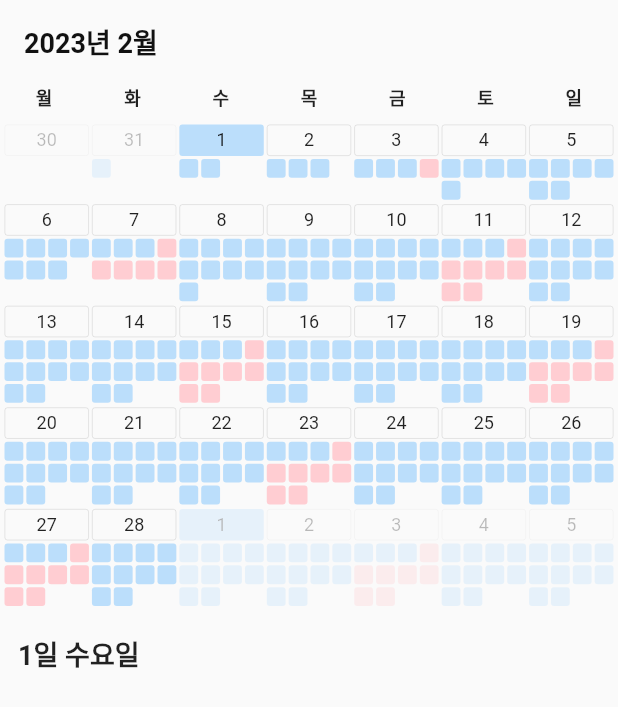
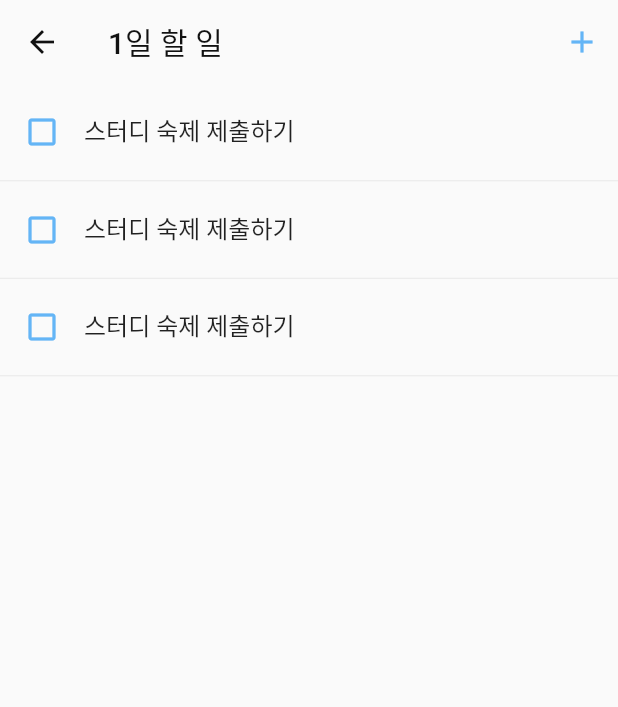
Before and after one commit to oh-jinsu/todo_calendar, a Flutter app: the screen it shows after launch, after a tap on an icon or button, on a phone screen of 412 x 824 dp. Shown: the top 707 px of the screen. Run offline on Flutter 3.47's test engine with Material 2 defaults, Android fonts, the phone set to English and light mode, and no system bars; our stand-ins replace sqflite; accounts and stored records are empty.

Commit message:
Add the list page

```diff
--- a/lib/main.dart
+++ b/lib/main.dart
@@ -21,9 +21,9 @@ class MyApp extends StatelessWidget {
       home: const HomePage(),
       theme: ThemeData(
         colorScheme: const ColorScheme.light(
-          primary: ColorTheme.primary,
+          primary: Color(0xFFBBDEFB),
           onPrimary: Colors.white,
-          secondary: ColorTheme.primary,
+          secondary: Color(0xFFBBDEFB),
           onSecondary: Colors.white,
           background: ColorTheme.surface,
           onBackground: ColorTheme.body,
@@ -41,7 +41,11 @@ class MyApp extends StatelessWidget {
             color: ColorTheme.body,
           ),
         ),
-        textTheme: const TextTheme().apply(
+        textTheme: const TextTheme(
+          bodyMedium: TextStyle(
+            fontSize: 16.0,
+          ),
+        ).apply(
           bodyColor: ColorTheme.body,
         ),
         iconTheme: const IconThemeData(
--- a/lib/pages/home.dart
+++ b/lib/pages/home.dart
@@ -1,11 +1,10 @@
 import 'dart:math';
 
 import 'package:flutter/material.dart';
+import 'package:todo/pages/list.dart';
 import 'package:todo/widgets/calendar.dart';
 import 'package:todo/widgets/calendar_cell.dart';
 import 'package:todo/widgets/calendar_header.dart';
-
-import '../functions/date.dart';
 
 class HomePage extends StatefulWidget {
   const HomePage({super.key});
@@ -25,24 +24,14 @@ class _HomePageState extends State<HomePage> {
   Widget build(BuildContext context) {
     return Scaffold(
       appBar: AppBar(
-        centerTitle: false,
         title: Text(
           "${year.toString()}년 ${month.toString()}월",
-          style: const TextStyle(
-            fontSize: 18.0,
-            fontWeight: FontWeight.bold,
-          ),
         ),
       ),
       body: Column(
         children: [
           const CalendarHeader(),
-          Flexible(
-            child: ConstrainedBox(
-              constraints: BoxConstraints(
-                maxHeight: MediaQuery.of(context).size.height * 0.4,
-              ),
-              child: SingleChildScrollView(
+          Padding(
             padding: const EdgeInsets.symmetric(horizontal: 2.0),
             child: Calendar(
               year: year,
@@ -59,6 +48,33 @@ class _HomePageState extends State<HomePage> {
                     setState(() {
                       selectedDate = date;
                     });
+
+                    // showModalBottomSheet(
+                    //   context: context,
+                    //   builder: (context) {
+                    //     return ListPage(
+                    //       year: date.year,
+                    //       month: date.month,
+                    //       day: date.day,
+                    //     );
+                    //   },
+                    //   // isScrollControlled: true,
+                    //   barrierColor: Colors.black.withOpacity(.2),
+                    //   clipBehavior: Clip.hardEdge,
+                    //   shape: RoundedRectangleBorder(
+                    //     borderRadius: BorderRadius.circular(20.0),
+                    //   ),
+                    // );
+
+                    Navigator.of(context).push(
+                      MaterialPageRoute(
+                        builder: (context) => ListPage(
+                          year: date.year,
+                          month: date.month,
+                          day: date.day,
+                        ),
+                      ),
+                    );
                   },
                   children: [
                     for (int i = 0; i < min(index, 10); i++)
@@ -66,8 +82,8 @@ class _HomePageState extends State<HomePage> {
                         decoration: BoxDecoration(
                           borderRadius: BorderRadius.circular(2.0),
                           color: i >= 3 && index % 4 == 0
-                                  ? Colors.red[100]
-                                  : Colors.blue[100],
+                              ? const Color(0xFFFFCDD2)
+                              : const Color(0xFFBBDEFB),
                         ),
                       )
                   ],
@@ -75,25 +91,6 @@ class _HomePageState extends State<HomePage> {
               },
             ),
           ),
-            ),
-          ),
-          Expanded(
-            child: Padding(
-              padding: const EdgeInsets.fromLTRB(12.0, 16.0, 12.0, 0.0),
-              child: Column(
-                crossAxisAlignment: CrossAxisAlignment.stretch,
-                children: [
-                  Text(
-                    "${selectedDate.day.toString()}일 ${formatWeekDay(selectedDate.weekday)}요일",
-                    style: const TextStyle(
-                      fontSize: 18.0,
-                      fontWeight: FontWeight.bold,
-                    ),
-                  ),
-                ],
-              ),
-            ),
-          )
         ],
       ),
     );
--- /dev/null
+++ b/lib/pages/list.dart
@@ -0,0 +1,43 @@
+import 'package:flutter/material.dart';
+import 'package:todo/theme/color.dart';
+import 'package:todo/widgets/todo_row.dart';
+
+class ListPage extends StatelessWidget {
+  final int year;
+  final int month;
+  final int day;
+
+  const ListPage({
+    super.key,
+    required this.year,
+    required this.month,
+    required this.day,
+  });
+
+  @override
+  Widget build(BuildContext context) {
+    return Scaffold(
+      appBar: AppBar(
+        title: Text("$day일 할 일"),
+        actions: [
+          IconButton(
+            onPressed: () {},
+            icon: const Icon(
+              Icons.add,
+              color: ColorTheme.primary,
+            ),
+          )
+        ],
+      ),
+      body: ReorderableListView(
+        // padding: const EdgeInsets.symmetric(vertical: 16.0),
+        onReorder: (o, i) {},
+        children: [
+          const TodoRow(key: Key("1"), initialValue: "스터디 숙제 제출하기"),
+          const TodoRow(key: Key("2"), initialValue: "스터디 숙제 제출하기"),
+          const TodoRow(key: Key("3"), initialValue: "스터디 숙제 제출하기"),
+        ],
+      ),
+    );
+  }
+}
--- a/lib/theme/color.dart
+++ b/lib/theme/color.dart
@@ -1,7 +1,7 @@
 import 'package:flutter/material.dart';
 
 class ColorTheme {
-  static const primary = Colors.blueAccent;
+  static const primary = Color(0xFF64B5F6);
 
   static const surface = Colors.white;
 
--- /dev/null
+++ b/lib/widgets/todo_row.dart
@@ -0,0 +1,48 @@
+import 'package:flutter/material.dart';
+import 'package:todo/theme/color.dart';
+
+class TodoRow extends StatelessWidget {
+  final FocusNode? focusNode;
+  final void Function(String)? onChanged;
+  final String initialValue;
+
+  const TodoRow({
+    super.key,
+    required this.initialValue,
+    this.focusNode,
+    this.onChanged,
+  });
+
+  @override
+  Widget build(BuildContext context) {
+    return Column(
+      children: [
+        SizedBox(
+          height: 64.0,
+          child: Row(
+            children: [
+              const Padding(
+                padding: EdgeInsets.symmetric(horizontal: 16.0),
+                child: Icon(
+                  Icons.check_box_outline_blank,
+                  color: ColorTheme.primary,
+                ),
+              ),
+              Expanded(
+                child: TextFormField(
+                  focusNode: focusNode,
+                  onChanged: onChanged,
+                  initialValue: initialValue,
+                  decoration: const InputDecoration(
+                    border: InputBorder.none,
+                  ),
+                ),
+              ),
+            ],
+          ),
+        ),
+        const Divider(height: 1.0),
+      ],
+    );
+  }
+}
```
Lines whose indentation alone changed are shown as unchanged.
